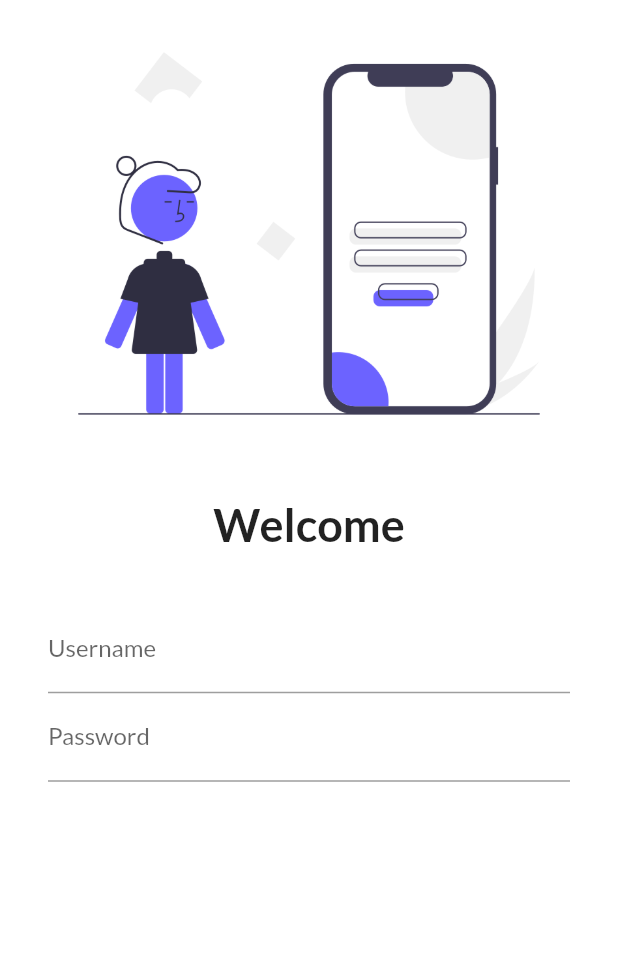
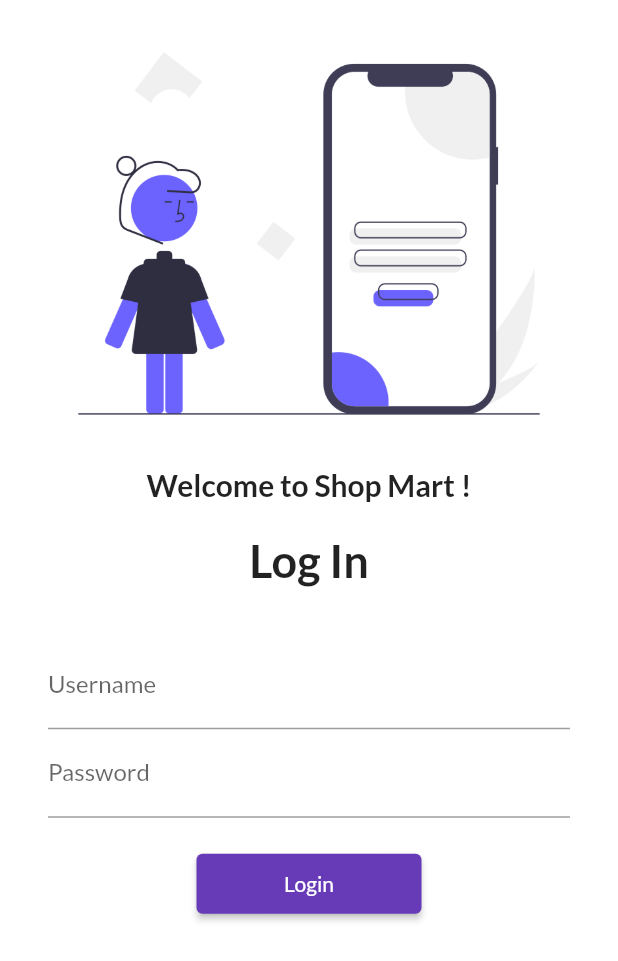
Before and after one commit to iramaprajapati/ShopMart, a Flutter app: the screen it shows after launch, on a phone screen of 412 x 824 dp. Shown: the top 961 px of the screen. Run offline on Flutter 3.47's test engine with Material 2 defaults, Android fonts, the light colour scheme and no system bars; our stand-ins replace google_fonts.

Commit message:
Day 5 Completed

```diff
--- a/lib/main.dart
+++ b/lib/main.dart
@@ -2,6 +2,7 @@ import 'package:flutter/material.dart';
 import 'package:shop_mart/pages/home_page.dart';
 import 'package:shop_mart/pages/login_page.dart';
 import 'package:google_fonts/google_fonts.dart';
+import 'package:shop_mart/utilities/routes.dart';
 
 void main() {
   runApp(ShopMart());
@@ -13,6 +14,7 @@ class ShopMart extends StatelessWidget {
   @override
   Widget build(BuildContext context) {
     return MaterialApp(
+      debugShowCheckedModeBanner: false,
       themeMode: ThemeMode.light,
       theme: ThemeData(
         primarySwatch: Colors.deepPurple,
@@ -22,8 +24,8 @@ class ShopMart extends StatelessWidget {
       initialRoute: "/LoginPage",
       routes: {
         "/": (context) => LoginPage(),
-        "/HomePage": (context) => HomePage(),
-        "/LoginPage": (context) => LoginPage(),
+        MyRoutes.homeRoute: (context) => HomePage(),
+        MyRoutes.loginRoute: (context) => LoginPage(),
       },
     );
   }
--- a/lib/pages/login_page.dart
+++ b/lib/pages/login_page.dart
@@ -1,4 +1,5 @@
 import 'package:flutter/material.dart';
+import 'package:shop_mart/utilities/routes.dart';
 
 class LoginPage extends StatelessWidget {
   const LoginPage({super.key});
@@ -7,14 +8,24 @@ class LoginPage extends StatelessWidget {
   Widget build(BuildContext context) {
     return Material(
       color: Colors.white,
+      child: SingleChildScrollView(
         child: Column(
           children: [
             Image.asset("assets/images/loginImg.png", fit: BoxFit.cover),
+
             // ignore: prefer_const_constructors
+            Text(
+              "Welcome to Shop Mart !",
+              // ignore: prefer_const_constructors
+              style: TextStyle(
+                fontSize: 20,
+                fontWeight: FontWeight.bold,
+              ),
+            ),
             SizedBox(height: 20),
             // ignore: prefer_const_constructors
             Text(
-            "Welcome",
+              "Log In",
               // ignore: prefer_const_constructors
               style: TextStyle(
                 fontSize: 30,
@@ -36,10 +47,21 @@ class LoginPage extends StatelessWidget {
                     ),
                   ),
                   TextFormField(
+                    obscureText: true,
                     // ignore: prefer_const_constructors
                     decoration: InputDecoration(
                       labelText: "Password",
                       hintText: "Enter Password",
+                    ),
+                  ),
+                  SizedBox(height: 20),
+                  ElevatedButton(
+                    onPressed: () {
+                      Navigator.pushNamed(context, MyRoutes.homeRoute);
+                    },
+                    child: Text("Login"),
+                    style: TextButton.styleFrom(
+                      minimumSize: Size(150, 40),
                     ),
                   ),
                 ],
@@ -47,6 +69,7 @@ class LoginPage extends StatelessWidget {
             ),
           ],
         ),
+      ),
     );
   }
 }
--- /dev/null
+++ b/lib/utilities/routes.dart
@@ -0,0 +1,4 @@
+class MyRoutes {
+  static String loginRoute = "/LoginPage";
+  static String homeRoute = "/HomePage";
+}
```
Lines whose indentation alone changed are shown as unchanged.
